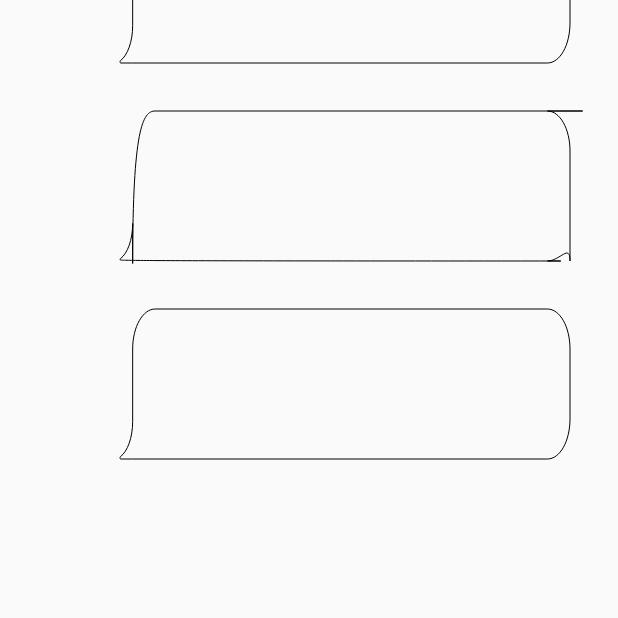
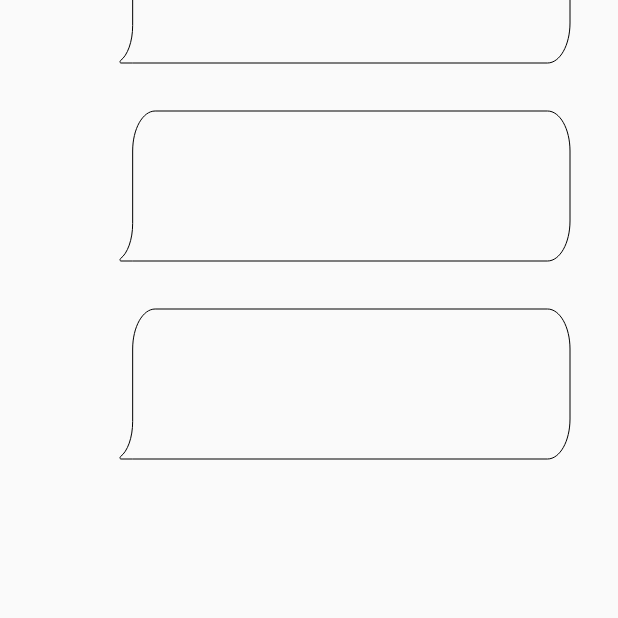
Before and after one commit to saleem72/svg_renderer, a Flutter app: the DrawView screen opened directly, on a phone screen of 412 x 824 dp, the part 474-1092 px from its top. Run offline on Flutter 3.47's test engine with Material 2 defaults, Android fonts, the phone set to English and light mode, and no system bars; our stand-ins replace equatable, flutter_bloc.

Commit message:
fixing coordinates

```diff
--- a/lib/features/path_details/presentation/widgets/generated_path.dart
+++ b/lib/features/path_details/presentation/widgets/generated_path.dart
@@ -63,47 +63,60 @@ Path myPath(Size size) {
   var path = Path();
   final width = size.width;
   final height = size.height;
-  path.move(to: Offset(0.95 * width, 0));
-  path.addCurve(
-    to: Offset(1.0 * width, 0.26667 * height),
-    controlPoint1: Offset(0.97762 * width, 0),
-    controlPoint2: Offset(1.0 * width, 0.11939 * height),
+  path.moveTo(0.95 * width, 0);
+  path.cubicTo(
+    0.97762 * width,
+    0,
+    1.0 * width,
+    0.11939 * height,
+    1.0 * width,
+    0.26667 * height,
   );
-  path.addRelativeLineTo(
-      to: Offset(0, 0.73333 * height)); // appendLineToSinglePoint
-  path.addCurve(
-    to: Offset(0.95 * width, 1.0 * height),
-    controlPoint1: Offset(1.0 * width, 0.88061 * height),
-    controlPoint2: Offset(0.97762 * width, 1.0 * height),
+  path.lineTo(1.0 * width, 0.73333 * height);
+  path.cubicTo(
+    1.0 * width,
+    0.88061 * height,
+    0.97762 * width,
+    1.0 * height,
+    0.95 * width,
+    1.0 * height,
   );
-  path.addRelativeLineTo(
-      to: Offset(0.02813 * width, 0)); // appendLineToSinglePoint 2
-  path.addRelativeLineTo(
-      to: Offset(0.0015 * width, 0)); // appendLineToSinglePoint 2
-  path.addCurve(
-    to: Offset(0, 0.99199 * height),
-    controlPoint1: Offset(0.00067 * width, 1.0 * height),
-    controlPoint2: Offset(0, 0.99642 * height),
+  path.lineTo(0.02813 * width, 1.0 * height);
+  path.lineTo(0.0015 * width, 1.0 * height);
+  path.cubicTo(
+    0.00067 * width,
+    1.0 * height,
+    0,
+    0.99642 * height,
+    0,
+    0.99199 * height,
   );
-  path.addCurve(
-    to: Offset(0.00096 * width, 0.98445 * height),
-    controlPoint1: Offset(0, 0.98868 * height),
-    controlPoint2: Offset(0.00038 * width, 0.98573 * height),
+  path.cubicTo(
+    0,
+    0.98868 * height,
+    0.00038 * width,
+    0.98573 * height,
+    0.00096 * width,
+    0.98445 * height,
   );
-  path.addCurve(
-    to: Offset(0.02813 * width, 0.75 * height),
-    controlPoint1: Offset(0.01682 * width, 0.94912 * height),
-    controlPoint2: Offset(0.02813 * width, 0.85748 * height),
+  path.cubicTo(
+    0.01682 * width,
+    0.94912 * height,
+    0.02813 * width,
+    0.85748 * height,
+    0.02813 * width,
+    0.75 * height,
   );
-  path.addRelativeLineTo(
-      to: Offset(0, 0.26667 * height)); // appendLineToSinglePoint
-  path.addCurve(
-    to: Offset(0.07813 * width, 0),
-    controlPoint1: Offset(0.02813 * width, 0.11939 * height),
-    controlPoint2: Offset(0.05051 * width, 0),
+  path.lineTo(0.02813 * width, 0.26667 * height);
+  path.cubicTo(
+    0.02813 * width,
+    0.11939 * height,
+    0.05051 * width,
+    0,
+    0.07813 * width,
+    0,
   );
-  path.addRelativeLineTo(
-      to: Offset(0.95 * width, 0)); // appendLineToSinglePoint 2
+  path.lineTo(0.95 * width, 0);
   path.close();
   return path;
 }
@@ -113,16 +126,14 @@ Path leftPath(Size size) {
   final width = size.width;
   final height = size.height;
 
-  /*
-
-  path.move(to: Offset(0.95 * width, 0));
-  path.addCurve(
+  path.moveTo(0.95 * width, 0);
+  /**
+   path.addCurve(
     to: Offset(1.0 * width, 0.26667 * height),
     controlPoint1: Offset(0.97762 * width, 0),
     controlPoint2: Offset(1.0 * width, 0.11939 * height),
   );
-  */
-  path.moveTo(0.95 * width, 0);
+   */
   path.addCurve(
     to: Offset(1.0 * width, 0.26667 * height),
     controlPoint1: Offset(0.97762 * width, 0),
@@ -130,16 +141,15 @@ Path leftPath(Size size) {
   );
 
   /*
-  path.addRelativeLineTo(
-      to: Offset(0, 0.73333 * height));
+  path.addLine(to: Offset(0, 0.73333 * height));
   */
   path.addLine(to: Offset(1.0 * width, 0.73333 * height));
 
   /*
   path.addCurve(
-    to: Offset(0.95 * width, 1.0 * height),
-    controlPoint1: Offset(1.0 * width, 0.88061 * height),
-    controlPoint2: Offset(0.97762 * width, 1.0 * height),
+    to: Offset(1.0 * width, 0.26667 * height),
+    controlPoint1: Offset(0.97762 * width, 0),
+    controlPoint2: Offset(1.0 * width, 0.11939 * height),
   );
   */
   path.addCurve(
```
Also changed, not shown: lib/configuration/extensions/path_extension.dart (+0 -20 lines), lib/core/domain/models/path_command.dart (+80 -44 lines), lib/core/domain/models/svg_path.dart (+24 -6 lines), lib/core/domain/usecases/append_arc.dart (+11 -9 lines), lib/core/domain/usecases/append_cubic_curve.dart (+11 -8 lines), lib/core/domain/usecases/append_line_to.dart (+18 -26 lines), lib/core/domain/usecases/append_move_to.dart (+9 -7 lines), lib/core/domain/usecases/append_quadratic_curve.dart (+10 -8 lines), lib/core/domain/usecases/append_short_hand_cubic_curve.dart (+12 -9 lines), lib/core/domain/usecases/append_short_hand_quadratic_curve.dart (+10 -8 lines), lib/core/domain/usecases/svg_commands_extractor.dart (+48 -42 lines).
